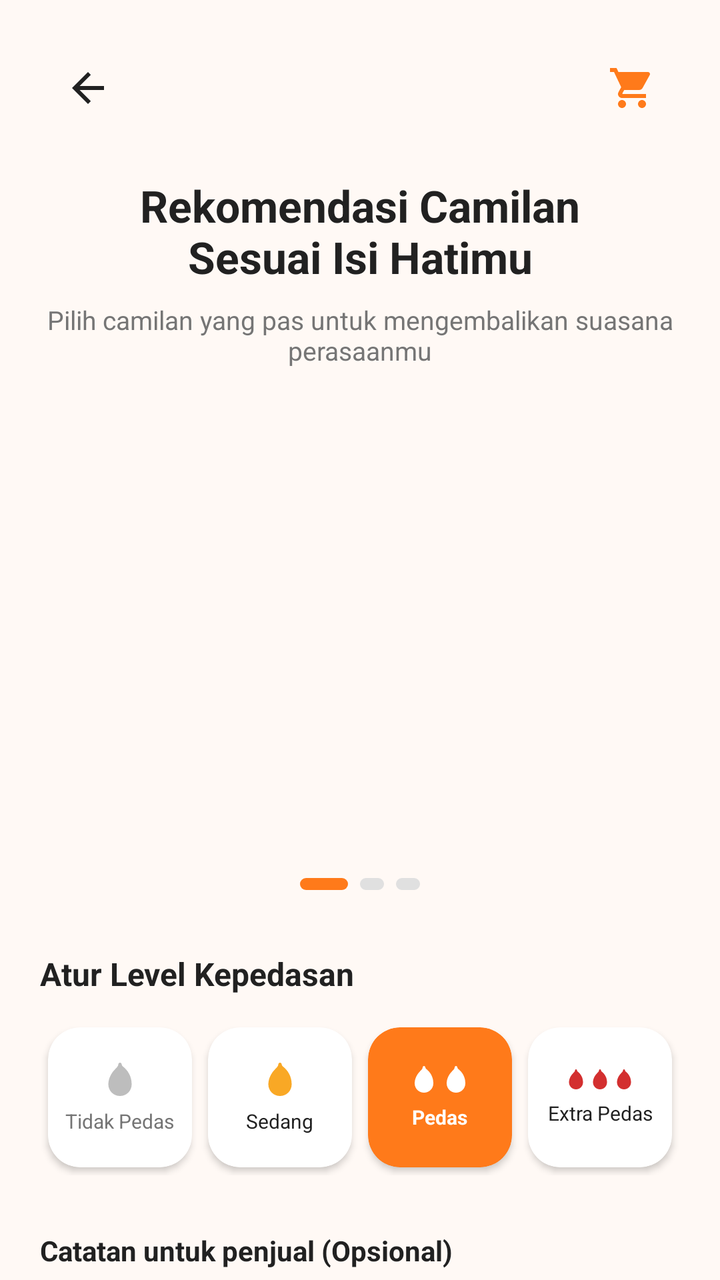
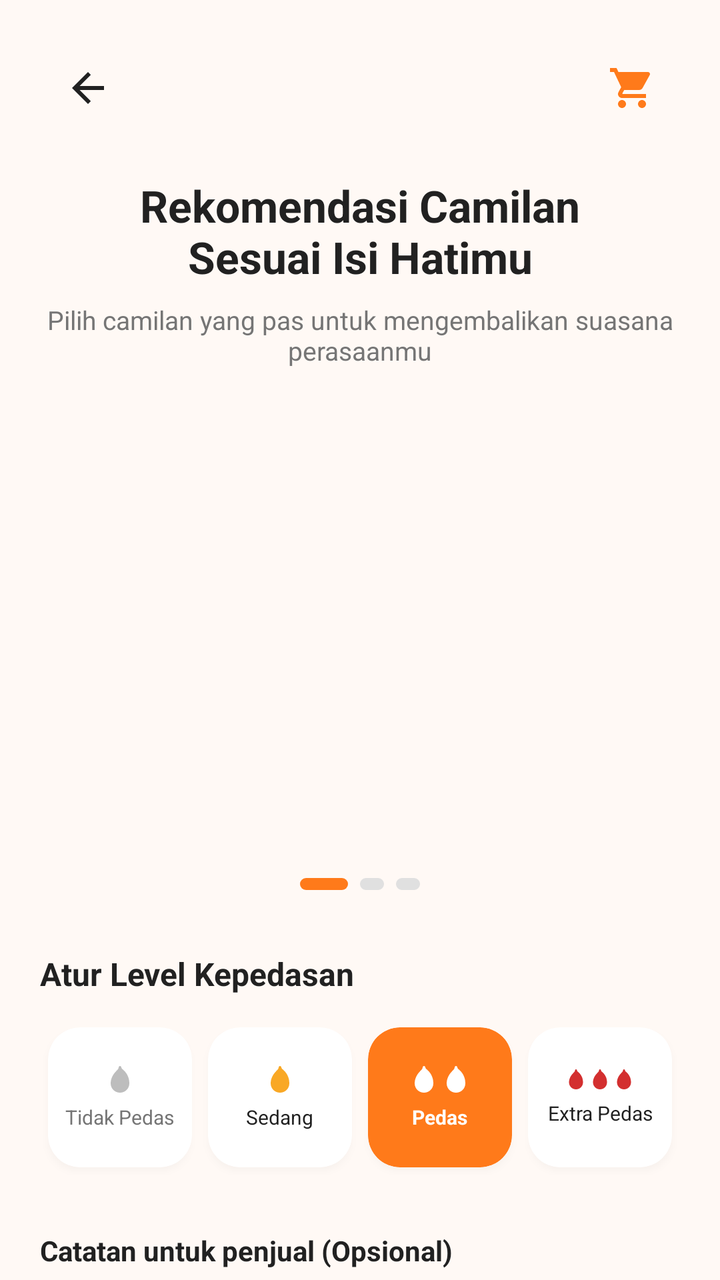

An Android layout rendered at two revisions. The XML below is the earlier revision; the diff shows what the commit changed to produce the second picture.
<!-- AndroidManifest.xml: application theme Theme.Cemil_feels -->
<!-- res/layout/activity_recommendation.xml -->
<?xml version="1.0" encoding="utf-8"?>
<androidx.core.widget.NestedScrollView xmlns:android="http://schemas.android.com/apk/res/android"
    xmlns:app="http://schemas.android.com/apk/res-auto"
    xmlns:tools="http://schemas.android.com/tools"
    android:layout_width="match_parent"
    android:layout_height="match_parent"
    android:background="#FFF9F5"
    android:fillViewport="true">

    <androidx.constraintlayout.widget.ConstraintLayout
        android:layout_width="match_parent"
        android:layout_height="wrap_content"
        android:padding="20dp">

        
        <ImageButton
            android:id="@+id/btn_rec_back"
            android:layout_width="48dp"
            android:layout_height="48dp"
            android:background="?attr/selectableItemBackgroundBorderless"
            android:contentDescription="Kembali"
            app:srcCompat="@drawable/ic_arrow_back"
            app:tint="#212121"
            app:layout_constraintStart_toStartOf="parent"
            app:layout_constraintTop_toTopOf="parent" />

        <ImageButton
            android:id="@+id/btn_cart"
            android:layout_width="48dp"
            android:layout_height="48dp"
            android:background="?attr/selectableItemBackgroundBorderless"
            android:contentDescription="Keranjang Belanja"
            app:srcCompat="@drawable/ic_cart"
            app:tint="#FF7A1A"
            app:layout_constraintEnd_toEndOf="parent"
            app:layout_constraintTop_toTopOf="parent" />

        
        <TextView
            android:id="@+id/tv_rec_title"
            android:layout_width="match_parent"
            android:layout_height="wrap_content"
            android:layout_marginTop="20dp"
            android:text="Rekomendasi Camilan\nSesuai Isi Hatimu"
            android:textColor="#212121"
            android:textSize="22sp"
            android:textStyle="bold"
            android:gravity="center"
            app:layout_constraintTop_toBottomOf="@id/btn_rec_back" />

        <TextView
            android:id="@+id/tv_rec_subtitle"
            android:layout_width="match_parent"
            android:layout_height="wrap_content"
            android:layout_marginTop="8dp"
            android:text="Pilih camilan yang pas untuk mengembalikan suasana perasaanmu"
            android:textColor="#757575"
            android:textSize="13sp"
            android:gravity="center"
            app:layout_constraintTop_toBottomOf="@id/tv_rec_title" />

        
        <ProgressBar
            android:id="@+id/pb_ai_loading"
            style="?android:attr/progressBarStyleHorizontal"
            android:layout_width="match_parent"
            android:layout_height="wrap_content"
            android:layout_marginTop="20dp"
            android:indeterminate="true"
            android:progressTint="#FF7A1A"
            android:visibility="gone"
            app:layout_constraintTop_toBottomOf="@id/tv_rec_subtitle" />

        
        <com.google.android.material.card.MaterialCardView
            android:id="@+id/card_ai_recommendation"
            android:layout_width="match_parent"
            android:layout_height="wrap_content"
            android:layout_marginTop="16dp"
            android:visibility="gone"
            app:cardBackgroundColor="#FFF3E8"
            app:cardCornerRadius="16dp"
            app:cardElevation="3dp"
            app:strokeColor="#FFDDB9"
            app:strokeWidth="1dp"
            app:layout_constraintTop_toBottomOf="@id/pb_ai_loading">

            <LinearLayout
                android:layout_width="match_parent"
                android:layout_height="wrap_content"
                android:orientation="vertical"
                android:padding="16dp">

                
                <LinearLayout
                    android:layout_width="wrap_content"
                    android:layout_height="wrap_content"
                    android:orientation="horizontal"
                    android:gravity="center_vertical"
                    android:layout_marginBottom="8dp">

                    <TextView
                        android:layout_width="wrap_content"
                        android:layout_height="wrap_content"
                        android:text="✨"
                        android:textSize="14sp" />

                    <TextView
                        android:layout_width="wrap_content"
                        android:layout_height="wrap_content"
                        android:layout_marginStart="6dp"
                        android:text="Rekomendasi AI untuk kamu"
                        android:textColor="#E65100"
                        android:textSize="12sp"
                        android:textStyle="bold" />
                </LinearLayout>

                
                <TextView
                    android:id="@+id/tv_ai_empathy_message"
                    android:layout_width="match_parent"
                    android:layout_height="wrap_content"
                    android:textColor="#4E342E"
                    android:textSize="14sp"
                    android:lineSpacingExtra="2dp" />

                
                <View
                    android:layout_width="match_parent"
                    android:layout_height="1dp"
                    android:layout_marginVertical="10dp"
                    android:background="#FFDDB9" />

                
                <LinearLayout
                    android:layout_width="match_parent"
                    android:layout_height="wrap_content"
                    android:orientation="horizontal"
                    android:gravity="center_vertical">

                    <ImageView
                        android:layout_width="14dp"
                        android:layout_height="14dp"
                        android:layout_marginEnd="6dp"
                        app:srcCompat="@drawable/ic_pencil"
                        app:tint="#FF7A1A" />

                    <TextView
                        android:id="@+id/tv_ai_reasoning"
                        android:layout_width="match_parent"
                        android:layout_height="wrap_content"
                        android:textColor="#757575"
                        android:textSize="12sp"
                        android:fontFamily="sans-serif-medium" />
                </LinearLayout>
            </LinearLayout>
        </com.google.android.material.card.MaterialCardView>

        
        <androidx.viewpager2.widget.ViewPager2
            android:id="@+id/vp_snacks_carousel"
            android:layout_width="match_parent"
            android:layout_height="220dp"
            android:layout_marginTop="16dp"
            android:clipChildren="false"
            android:clipToPadding="false"
            app:layout_constraintTop_toBottomOf="@id/card_ai_recommendation" />

        
        <LinearLayout
            android:id="@+id/layout_dots_indicator"
            android:layout_width="wrap_content"
            android:layout_height="wrap_content"
            android:layout_marginTop="16dp"
            android:orientation="horizontal"
            android:gravity="center"
            app:layout_constraintEnd_toEndOf="parent"
            app:layout_constraintStart_toStartOf="parent"
            app:layout_constraintTop_toBottomOf="@id/vp_snacks_carousel">
            
            <View
                android:layout_width="24dp"
                android:layout_height="6dp"
                android:layout_margin="3dp"
                android:background="@drawable/btn_pill"
                android:backgroundTint="#FF7A1A" />
            <View
                android:layout_width="12dp"
                android:layout_height="6dp"
                android:layout_margin="3dp"
                android:background="@drawable/btn_pill"
                android:backgroundTint="#E0E0E0" />
            <View
                android:layout_width="12dp"
                android:layout_height="6dp"
                android:layout_margin="3dp"
                android:background="@drawable/btn_pill"
                android:backgroundTint="#E0E0E0" />
        </LinearLayout>

        
        <TextView
            android:id="@+id/tv_spice_level_title"
            android:layout_width="wrap_content"
            android:layout_height="wrap_content"
            android:layout_marginTop="28dp"
            android:text="Atur Level Kepedasan"
            android:textColor="#212121"
            android:textSize="16sp"
            android:textStyle="bold"
            app:layout_constraintStart_toStartOf="parent"
            app:layout_constraintTop_toBottomOf="@id/layout_dots_indicator" />

        
        <LinearLayout
            android:id="@+id/layout_spice_selector"
            android:layout_width="match_parent"
            android:layout_height="wrap_content"
            android:layout_marginTop="12dp"
            android:orientation="horizontal"
            android:weightSum="4"
            app:layout_constraintTop_toBottomOf="@id/tv_spice_level_title">

            
            <com.google.android.material.card.MaterialCardView
                android:id="@+id/btn_spice_none"
                android:layout_width="0dp"
                android:layout_height="70dp"
                android:layout_weight="1"
                android:layout_margin="4dp"
                app:cardBackgroundColor="#FFFFFF"
                app:cardCornerRadius="16dp"
                app:cardElevation="2dp"
                app:strokeWidth="0dp">
                <LinearLayout
                    android:layout_width="match_parent"
                    android:layout_height="match_parent"
                    android:orientation="vertical"
                    android:gravity="center">
                    <ImageView
                        android:layout_width="20dp"
                        android:layout_height="20dp"
                        app:srcCompat="@drawable/ic_chili"
                        app:tint="#BDBDBD" />
                    <TextView
                        android:layout_width="wrap_content"
                        android:layout_height="wrap_content"
                        android:text="Tidak Pedas"
                        android:textSize="10sp"
                        android:textColor="#757575"
                        android:layout_marginTop="4dp"
                        android:gravity="center" />
                </LinearLayout>
            </com.google.android.material.card.MaterialCardView>

            
            <com.google.android.material.card.MaterialCardView
                android:id="@+id/btn_spice_medium"
                android:layout_width="0dp"
                android:layout_height="70dp"
                android:layout_weight="1"
                android:layout_margin="4dp"
                app:cardBackgroundColor="#FFFFFF"
                app:cardCornerRadius="16dp"
                app:cardElevation="2dp"
                app:strokeWidth="0dp">
                <LinearLayout
                    android:layout_width="match_parent"
                    android:layout_height="match_parent"
                    android:orientation="vertical"
                    android:gravity="center">
                    <ImageView
                        android:layout_width="20dp"
                        android:layout_height="20dp"
                        app:srcCompat="@drawable/ic_chili"
                        app:tint="#F9A825" />
                    <TextView
                        android:layout_width="wrap_content"
                        android:layout_height="wrap_content"
                        android:text="Sedang"
                        android:textSize="10sp"
                        android:textColor="#212121"
                        android:layout_marginTop="4dp"
                        android:gravity="center" />
                </LinearLayout>
            </com.google.android.material.card.MaterialCardView>

            
            <com.google.android.material.card.MaterialCardView
                android:id="@+id/btn_spice_high"
                android:layout_width="0dp"
                android:layout_height="70dp"
                android:layout_weight="1"
                android:layout_margin="4dp"
                app:cardBackgroundColor="#FF7A1A"
                app:cardCornerRadius="16dp"
                app:cardElevation="2dp"
                app:strokeWidth="0dp">
                <LinearLayout
                    android:layout_width="match_parent"
                    android:layout_height="match_parent"
                    android:orientation="vertical"
                    android:gravity="center">
                    <LinearLayout
                        android:layout_width="wrap_content"
                        android:layout_height="wrap_content"
                        android:orientation="horizontal">
                        <ImageView
                            android:layout_width="16dp"
                            android:layout_height="16dp"
                            app:srcCompat="@drawable/ic_chili"
                            app:tint="@color/white" />
                        <ImageView
                            android:layout_width="16dp"
                            android:layout_height="16dp"
                            app:srcCompat="@drawable/ic_chili"
                            app:tint="@color/white" />
                    </LinearLayout>
                    <TextView
                        android:layout_width="wrap_content"
                        android:layout_height="wrap_content"
                        android:text="Pedas"
                        android:textSize="10sp"
                        android:textColor="@color/white"
                        android:textStyle="bold"
                        android:layout_marginTop="4dp"
                        android:gravity="center" />
                </LinearLayout>
            </com.google.android.material.card.MaterialCardView>

            
            <com.google.android.material.card.MaterialCardView
                android:id="@+id/btn_spice_extra"
                android:layout_width="0dp"
                android:layout_height="70dp"
                android:layout_weight="1"
                android:layout_margin="4dp"
                app:cardBackgroundColor="#FFFFFF"
                app:cardCornerRadius="16dp"
                app:cardElevation="2dp"
                app:strokeWidth="0dp">
                <LinearLayout
                    android:layout_width="match_parent"
                    android:layout_height="match_parent"
                    android:orientation="vertical"
                    android:gravity="center">
                    <LinearLayout
                        android:layout_width="wrap_content"
                        android:layout_height="wrap_content"
                        android:orientation="horizontal">
                        <ImageView
                            android:layout_width="12dp"
                            android:layout_height="12dp"
                            app:srcCompat="@drawable/ic_chili"
                            app:tint="#D32F2F" />
                        <ImageView
                            android:layout_width="12dp"
                            android:layout_height="12dp"
                            app:srcCompat="@drawable/ic_chili"
                            app:tint="#D32F2F" />
                        <ImageView
                            android:layout_width="12dp"
                            android:layout_height="12dp"
                            app:srcCompat="@drawable/ic_chili"
                            app:tint="#D32F2F" />
                    </LinearLayout>
                    <TextView
                        android:layout_width="wrap_content"
                        android:layout_height="wrap_content"
                        android:text="Extra Pedas"
                        android:textSize="10sp"
                        android:textColor="#212121"
                        android:layout_marginTop="4dp"
                        android:gravity="center" />
                </LinearLayout>
            </com.google.android.material.card.MaterialCardView>
        </LinearLayout>

        
        <TextView
            android:id="@+id/tv_seller_note_title"
            android:layout_width="wrap_content"
            android:layout_height="wrap_content"
            android:layout_marginTop="28dp"
            android:text="Catatan untuk penjual (Opsional)"
            android:textColor="#212121"
            android:textSize="14sp"
            android:textStyle="bold"
            app:layout_constraintStart_toStartOf="parent"
            app:layout_constraintTop_toBottomOf="@id/layout_spice_selector" />

        <com.google.android.material.textfield.TextInputLayout
            android:id="@+id/card_seller_note"
            style="@style/Widget.Material3.TextInputLayout.OutlinedBox"
            android:layout_width="match_parent"
            android:layout_height="wrap_content"
            android:layout_marginTop="12dp"
            app:boxCornerRadiusBottomEnd="16dp"
            app:boxCornerRadiusBottomStart="16dp"
            app:boxCornerRadiusTopEnd="16dp"
            app:boxCornerRadiusTopStart="16dp"
            app:boxStrokeColor="#FF7A1A"
            app:layout_constraintTop_toBottomOf="@id/tv_seller_note_title">

            <com.google.android.material.textfield.TextInputEditText
                android:id="@+id/et_seller_note"
                android:layout_width="match_parent"
                android:layout_height="wrap_content"
                android:hint="Contoh: Tanpa gula, dsb..."
                android:inputType="textMultiLine"
                android:minLines="3"
                android:gravity="top|start"
                android:textColor="#212121"
                android:textSize="14sp" />
        </com.google.android.material.textfield.TextInputLayout>

        
        <com.google.android.material.button.MaterialButton
            android:id="@+id/btn_pesan"
            android:layout_width="match_parent"
            android:layout_height="56dp"
            android:layout_marginTop="32dp"
            android:layout_marginBottom="16dp"
            android:backgroundTint="#FF7A1A"
            android:text="Pesan"
            android:textColor="@android:color/white"
            android:textSize="16sp"
            android:textStyle="bold"
            app:cornerRadius="28dp"
            app:layout_constraintTop_toBottomOf="@id/card_seller_note"
            app:layout_constraintBottom_toBottomOf="parent" />

    </androidx.constraintlayout.widget.ConstraintLayout>
</androidx.core.widget.NestedScrollView>
<!-- resources referenced by this layout -->
<resources>
  <color name="white">#FFFFFFFF</color>
  <!-- drawable btn_pill (drawable) -->
  <?xml version="1.0" encoding="utf-8"?>
  <shape xmlns:android="http://schemas.android.com/apk/res/android">
      <solid android:color="#C84B1E" /> 
      <corners android:radius="50dp" /> 
  </shape>
  <!-- drawable ic_arrow_back (drawable) -->
  <vector xmlns:android="http://schemas.android.com/apk/res/android"
      android:width="24dp"
      android:height="24dp"
      android:viewportWidth="24"
      android:viewportHeight="24">
    <path
        android:fillColor="#FF2C2C2C"
        android:pathData="M20,11H7.83l5.59,-5.59L12,4l-8,8 8,8 1.41,-1.41L7.83,13H20v-2z"/>
  </vector>
  <!-- drawable ic_cart (drawable) -->
  <vector xmlns:android="http://schemas.android.com/apk/res/android"
      android:width="24dp"
      android:height="24dp"
      android:viewportWidth="24"
      android:viewportHeight="24">
    <path
        android:fillColor="#FF2C2C2C"
        android:pathData="M7,18c-1.1,0 -1.99,0.9 -1.99,2S5.9,22 7,22s2,-0.9 2,-2 -0.9,-2 -2,-2zM1,2v2h2l3.6,7.59 -1.35,2.45c-0.16,0.28 -0.25,0.61 -0.25,0.96 0,1.1 0.9,2 2,2h12v-2L7.42,15c-0.14,0 -0.25,-0.11 -0.25,-0.25l0.03,-0.12 0.9,-1.63h7.45c0.75,0 1.41,-0.41 1.75,-1.03l3.58,-6.49c0.08,-0.14 0.12,-0.31 0.12,-0.48 0,-0.55 -0.45,-1 -1,-1L5.21,4l-0.94,-2L1,2zM17,18c-1.1,0 -1.99,0.9 -1.99,2s0.89,2 1.99,2 2,-0.9 2,-2 -0.9,-2 -2,-2z"/>
  </vector>
  <!-- drawable ic_chili (drawable) -->
  <vector xmlns:android="http://schemas.android.com/apk/res/android"
      android:width="24dp"
      android:height="24dp"
      android:viewportWidth="24"
      android:viewportHeight="24">
    
    <path
        android:fillColor="#FFE74C3C"
        android:pathData="M12,2C11.5,2 11,2.5 11,3c0,1 -1,2 -2,3C6.8,8.2 5,11.5 5,15c0,3.9 3.1,7 7,7s7,-3.1 7,-7c0,-5 -2.5,-8.5 -5,-10.5C13.5,4.1 13,3.5 13,3c0,-0.5 -0.5,-1 -1,-1z"/>
  </vector>
  <!-- drawable ic_pencil (drawable) -->
  <vector xmlns:android="http://schemas.android.com/apk/res/android"
      android:width="24dp"
      android:height="24dp"
      android:viewportWidth="24"
      android:viewportHeight="24">
    <path
        android:fillColor="#FFFFFFFF"
        android:pathData="M3,17.25V21h3.75L17.81,9.94l-3.75,-3.75L3,17.25zM20.71,7.04c0.39,-0.39 0.39,-1.02 0,-1.41l-2.34,-2.34c-0.39,-0.39 -1.02,-0.39 -1.41,0l-1.83,1.83 3.75,3.75 1.83,-1.83z"/>
  </vector>
  <style name="Theme.Cemil_feels" parent="Base.Theme.Cemil_feels" />
  <style name="Base.Theme.Cemil_feels" parent="Theme.Material3.DayNight.NoActionBar">
          
          
      </style>
</resources>

<!-- the commit's change to res/layout/activity_recommendation.xml (unified diff, before → after) -->
@@ -237,11 +237,16 @@
                     android:layout_height="match_parent"
                     android:orientation="vertical"
                     android:gravity="center">
-                    <ImageView
-                        android:layout_width="20dp"
-                        android:layout_height="20dp"
-                        app:srcCompat="@drawable/ic_chili"
-                        app:tint="#BDBDBD" />
+                    <LinearLayout
+                        android:layout_width="wrap_content"
+                        android:layout_height="wrap_content"
+                        android:orientation="horizontal">
+                        <ImageView
+                            android:layout_width="16dp"
+                            android:layout_height="16dp"
+                            app:srcCompat="@drawable/ic_chili"
+                            app:tint="#BDBDBD" />
+                    </LinearLayout>
                     <TextView
                         android:layout_width="wrap_content"
                         android:layout_height="wrap_content"
@@ -269,11 +274,16 @@
                     android:layout_height="match_parent"
                     android:orientation="vertical"
                     android:gravity="center">
-                    <ImageView
-                        android:layout_width="20dp"
-                        android:layout_height="20dp"
-                        app:srcCompat="@drawable/ic_chili"
-                        app:tint="#F9A825" />
+                    <LinearLayout
+                        android:layout_width="wrap_content"
+                        android:layout_height="wrap_content"
+                        android:orientation="horizontal">
+                        <ImageView
+                            android:layout_width="16dp"
+                            android:layout_height="16dp"
+                            app:srcCompat="@drawable/ic_chili"
+                            app:tint="#F9A825" />
+                    </LinearLayout>
                     <TextView
                         android:layout_width="wrap_content"
                         android:layout_height="wrap_content"
<!-- resource entries referenced after the edit -->
@@ -51,7 +51,9 @@
   <style name="Theme.Cemil_feels" parent="Base.Theme.Cemil_feels" />
   <style name="Base.Theme.Cemil_feels" parent="Theme.Material3.DayNight.NoActionBar">
           
-          
+          <item name="colorPrimary">#FF7A1A</item>
+          <item name="android:outlineAmbientShadowColor" tools:targetApi="p">#26000000</item>
+          <item name="android:outlineSpotShadowColor" tools:targetApi="p">#26000000</item>
       </style>
 </resources>
 
